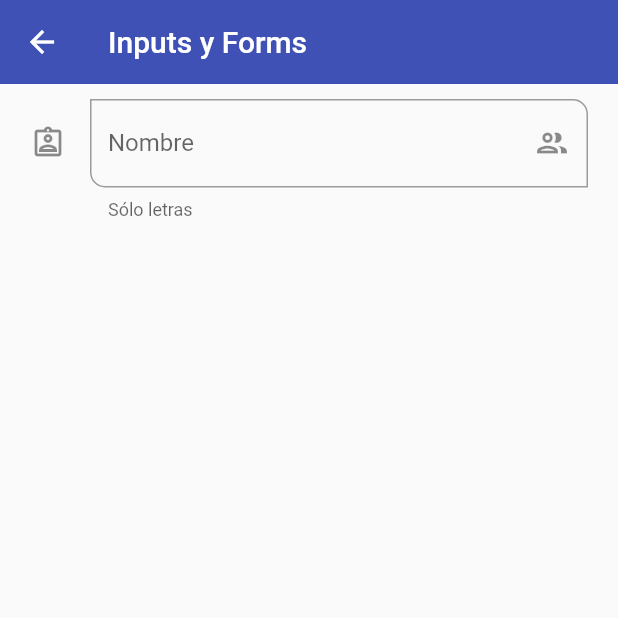
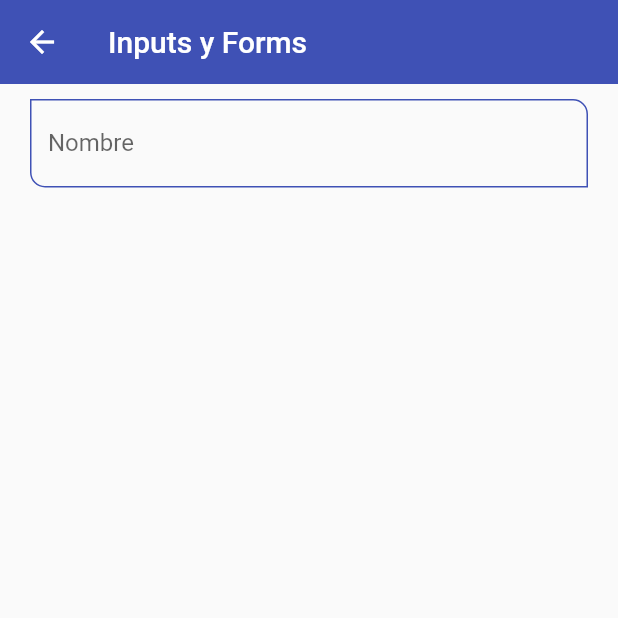
Before and after one commit to 3bort/cursoFlutter, a Flutter app: the InputScreen screen opened by its route, on a phone screen of 412 x 824 dp, the top half of it. Run offline on Flutter 3.47's test engine with Material 2 defaults, Android fonts, the phone set to English and light mode, and no system bars; missing offline and left inert: dart:ffi.

Commit message:
Lección 6 (Componentes) - Estilos de los inputs
Centralizar estilos de los inputs en nuestro fichero app_theme y pasar algunos valores haciendo un extract del widget.

```diff
--- a/lesson_6/components/fl_components/lib/screens/input_screen.dart
+++ b/lesson_6/components/fl_components/lib/screens/input_screen.dart
@@ -1,3 +1,4 @@
+import 'package:fl_components/widgets/widgets.dart';
 import 'package:flutter/material.dart';
 
 class InputScreen extends StatelessWidget {
@@ -13,37 +14,8 @@ class InputScreen extends StatelessWidget {
           child: Padding(
               padding: const EdgeInsets.symmetric(horizontal: 20, vertical: 10),
               child: Column(
-                children: [
-                  TextFormField(
-                    autofocus: false,
-                    initialValue: '',
-                    textCapitalization: TextCapitalization.words,
-                    onChanged: (value) {
-                      print('value: $value');
-                    },
-                    validator: (value) {
-                      if (value == null) return 'Este campo es requerido';
-                      return value.length < 3 ? 'Mínimo de 3 caracteres' : null;
-                    },
-                    autovalidateMode: AutovalidateMode.onUserInteraction,
-                    decoration: const InputDecoration(
-                      focusedBorder: OutlineInputBorder(
-                        borderSide: BorderSide(color: Colors.green)
-                      ),
-                      hintText: 'Nombre del usuario',
-                      labelText: 'Nombre',
-                      helperText: 'Sólo letras',
-                      //prefixIcon: Icon (Icons.verified_user_outlined),
-                      suffixIcon: Icon (Icons.group_outlined),
-                      icon: Icon(Icons.assignment_ind_outlined),
-                      border: OutlineInputBorder(
-
-                        borderRadius: BorderRadius.only(
-                          bottomLeft: Radius.circular(10),
-                          topRight: Radius.circular(10))
-                      )
-                    ),
-                  )
+                children: const [
+                  CustomInputField(labelText: 'Nombre', hintText: 'Nombre del usuario',)
                 ],
               )),
         ));
--- a/lesson_6/components/fl_components/lib/theme/app_theme.dart
+++ b/lesson_6/components/fl_components/lib/theme/app_theme.dart
@@ -24,6 +24,20 @@ class AppTheme {
         elevation: 5,
       ),
 
+      inputDecorationTheme: const InputDecorationTheme(
+        floatingLabelStyle: TextStyle(color: primary),
+        enabledBorder: OutlineInputBorder(
+          borderSide: BorderSide(color: primary),
+          borderRadius: BorderRadius.only(bottomLeft: Radius.circular(10), topRight: Radius.circular(10)),
+
+        ),
+
+        border: OutlineInputBorder(
+           borderRadius: BorderRadius.only(bottomLeft: Radius.circular(10), topRight: Radius.circular(10))
+        )
+
+      ),
+
       //Elevating Button
 
       elevatedButtonTheme: ElevatedButtonThemeData(
--- /dev/null
+++ b/lesson_6/components/fl_components/lib/widgets/custom_input_field.dart
@@ -0,0 +1,52 @@
+import 'package:flutter/material.dart';
+
+class CustomInputField extends StatelessWidget {
+  final String? hintText;
+  final String? labelText;
+  final String? helperText;
+  final IconData? icon;
+  final IconData? suffixIcon;
+
+  const CustomInputField({
+    Key? key,
+    this.hintText,
+    this.labelText,
+    this.helperText,
+    this.icon,
+    this.suffixIcon,
+  }) : super(key: key);
+
+  @override
+  Widget build(BuildContext context) {
+    return TextFormField(
+      autofocus: false,
+      initialValue: '',
+      textCapitalization: TextCapitalization.words,
+      onChanged: (value) {
+        print('value: $value');
+      },
+      validator: (value) {
+        if (value == null) return 'Este campo es requerido';
+        return value.length < 3 ? 'Mínimo de 3 caracteres' : null;
+      },
+      autovalidateMode: AutovalidateMode.onUserInteraction,
+      decoration: InputDecoration(
+        hintText: hintText,
+        labelText: labelText,
+        helperText: helperText,
+        //prefixIcon: Icon (Icons.verified_user_outlined),
+        suffixIcon: suffixIcon == null ? null : Icon(suffixIcon),
+        icon: icon == null ? null :  Icon(icon),
+        // focusedBorder: OutlineInputBorder(
+        //   borderSide: BorderSide(color: Colors.green)
+        // ),
+        // border: OutlineInputBorder(
+
+        //   borderRadius: BorderRadius.only(
+        //     bottomLeft: Radius.circular(10),
+        //     topRight: Radius.circular(10))
+        // )
+      ),
+    );
+  }
+}
--- a/lesson_6/components/fl_components/lib/widgets/widgets.dart
+++ b/lesson_6/components/fl_components/lib/widgets/widgets.dart
@@ -1,2 +1,3 @@
 export 'package:fl_components/widgets/custom_card_type_1.dart';
 export 'package:fl_components/widgets/custom_card_type_2.dart';
+export 'package:fl_components/widgets/custom_input_field.dart';
```
